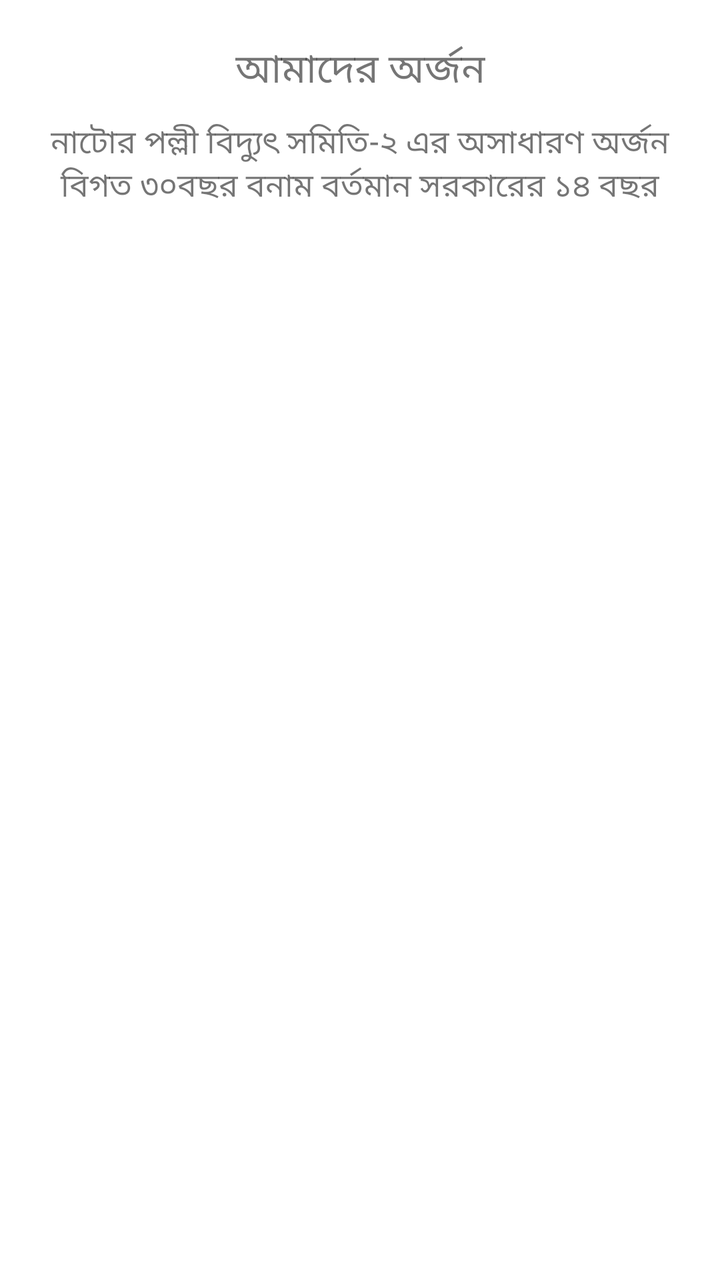
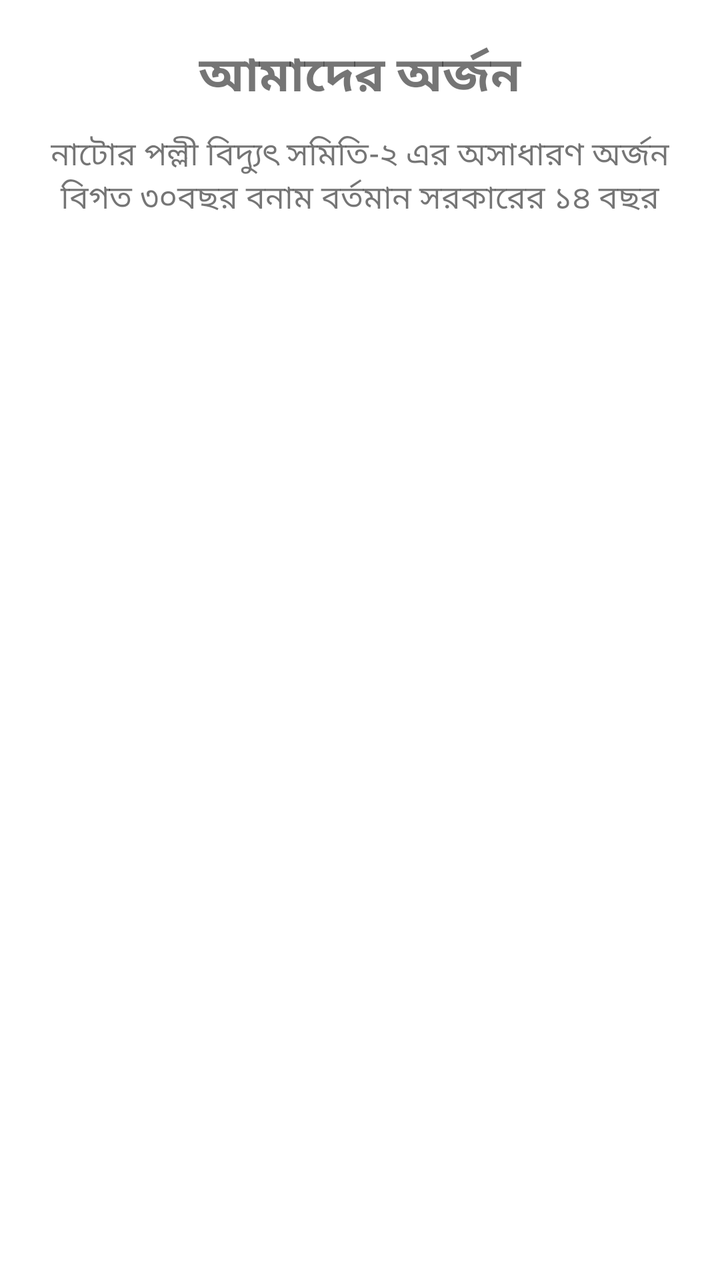

Compare the two renders of this Android layout. The source of the first and the diff that turns it into the second are given below.
<!-- AndroidManifest.xml: application theme Theme.NatorePBS2 -->
<!-- res/layout/activity_achievement.xml -->
<?xml version="1.0" encoding="utf-8"?>
<androidx.constraintlayout.widget.ConstraintLayout xmlns:android="http://schemas.android.com/apk/res/android"
    xmlns:app="http://schemas.android.com/apk/res-auto"
    xmlns:tools="http://schemas.android.com/tools"
    android:layout_width="match_parent"
    android:layout_height="match_parent"
    tools:context=".AchievementActivity">

    <TextView
        android:id="@+id/titleTextView"
        android:layout_width="wrap_content"
        android:layout_height="wrap_content"
        android:layout_marginTop="20dp"
        android:text="@string/achievement"
        android:textSize="20sp"
        app:layout_constraintEnd_toEndOf="parent"
        app:layout_constraintStart_toStartOf="parent"
        app:layout_constraintTop_toTopOf="parent" />

    <TextView
        android:id="@+id/descTextView"
        android:layout_width="wrap_content"
        android:layout_height="wrap_content"
        android:layout_marginTop="10dp"
        android:ellipsize="end"
        android:textAlignment="center"
        android:text="@string/achievement_details"
        android:textSize="16sp"
        app:layout_constraintEnd_toEndOf="parent"
        app:layout_constraintStart_toStartOf="parent"
        app:layout_constraintTop_toBottomOf="@+id/titleTextView" />

    <androidx.recyclerview.widget.RecyclerView
        android:id="@+id/achievementRecyclerView"
        android:layout_width="match_parent"
        android:layout_height="0dp"
        app:layout_constraintHeight_percent="0.8"
        android:layout_marginStart="10dp"
        android:layout_marginTop="10dp"
        android:layout_marginEnd="10dp"
        app:layout_constraintEnd_toEndOf="parent"
        app:layout_constraintStart_toStartOf="parent"
        app:layout_constraintTop_toBottomOf="@+id/descTextView" />
</androidx.constraintlayout.widget.ConstraintLayout>
<!-- resources referenced by this layout -->
<resources>
  <string name="achievement">আমাদের অর্জন</string>
  <string name="achievement_details">নাটোর পল্লী বিদ্যুৎ সমিতি-২ এর অসাধারণ অর্জন\nবিগত ৩০বছর বনাম বর্তমান সরকারের ১৪ বছর</string>
  <style name="Theme.NatorePBS2" parent="Theme.MaterialComponents.DayNight.DarkActionBar">
          
          <item name="colorPrimary">@color/purple_500</item>
          <item name="colorPrimaryVariant">@color/purple_700</item>
          <item name="colorOnPrimary">@color/white</item>
          
          <item name="colorSecondary">@color/teal_200</item>
          <item name="colorSecondaryVariant">@color/teal_700</item>
          <item name="colorOnSecondary">@color/black</item>
          
          <item name="android:statusBarColor" tools:targetApi="l">?attr/colorPrimaryVariant</item>
          
      </style>
  <color name="purple_500">#FF6200EE</color>
  <color name="purple_700">#FF3700B3</color>
  <color name="white">#FFFFFFFF</color>
  <color name="teal_200">#FF03DAC5</color>
  <color name="teal_700">#FF018786</color>
  <color name="black">#FF000000</color>
</resources>

<!-- the commit's change to res/layout/activity_achievement.xml (unified diff, before → after) -->
@@ -8,11 +8,8 @@
 
     <TextView
         android:id="@+id/titleTextView"
-        android:layout_width="wrap_content"
-        android:layout_height="wrap_content"
-        android:layout_marginTop="20dp"
+        style="@style/page_title"
         android:text="@string/achievement"
-        android:textSize="20sp"
         app:layout_constraintEnd_toEndOf="parent"
         app:layout_constraintStart_toStartOf="parent"
         app:layout_constraintTop_toTopOf="parent" />
<!-- resource entries referenced after the edit -->
@@ -2,6 +2,16 @@
 <resources>
   <string name="achievement">আমাদের অর্জন</string>
   <string name="achievement_details">নাটোর পল্লী বিদ্যুৎ সমিতি-২ এর অসাধারণ অর্জন\nবিগত ৩০বছর বনাম বর্তমান সরকারের ১৪ বছর</string>
+  <style name="page_title">
+          <item name="android:layout_width">wrap_content</item>
+          <item name="android:layout_height">wrap_content</item>
+          <item name="android:layout_marginTop">@dimen/page_margin_top</item>
+          <item name="android:textSize">@dimen/page_title_text_size</item>
+          <item name="android:textAlignment">center</item>
+          <item name="android:ellipsize">end</item>
+          <item name="android:text" />
+          <item name="android:textStyle">bold</item>
+      </style>
   <style name="Theme.NatorePBS2" parent="Theme.MaterialComponents.DayNight.DarkActionBar">
           
           <item name="colorPrimary">@color/purple_500</item>
@@ -15,6 +25,8 @@
           <item name="android:statusBarColor" tools:targetApi="l">?attr/colorPrimaryVariant</item>
           
       </style>
+  <dimen name="page_margin_top">20dp</dimen>
+  <dimen name="page_title_text_size">24sp</dimen>
   <color name="purple_500">#FF6200EE</color>
   <color name="purple_700">#FF3700B3</color>
   <color name="white">#FFFFFFFF</color>
